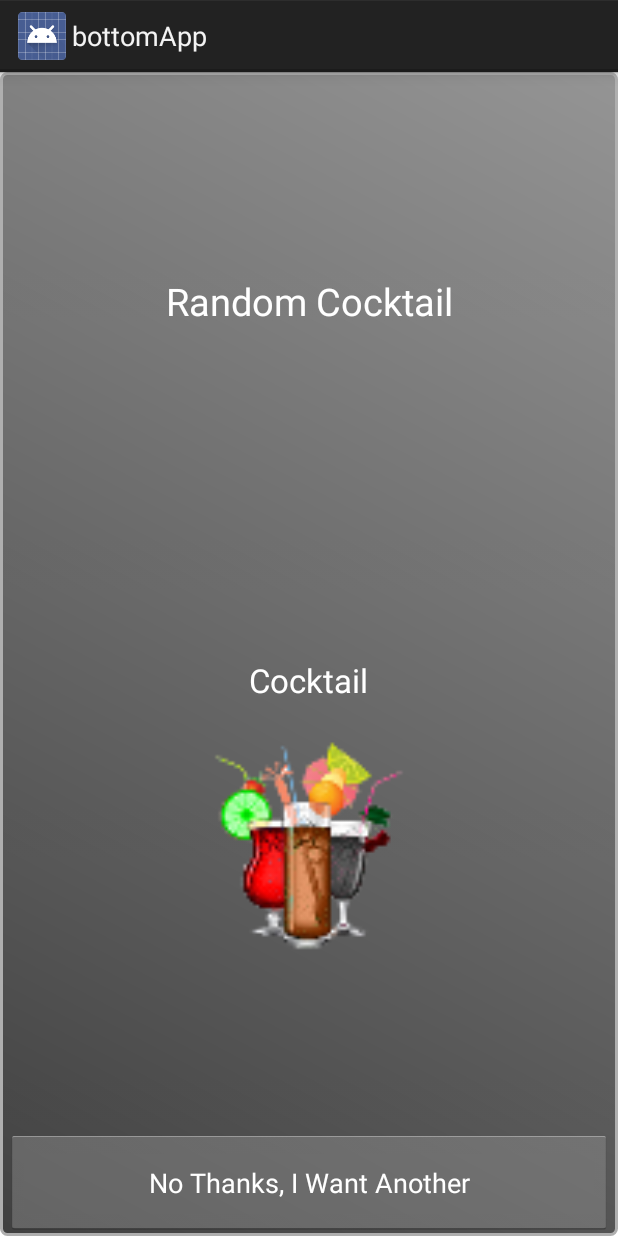
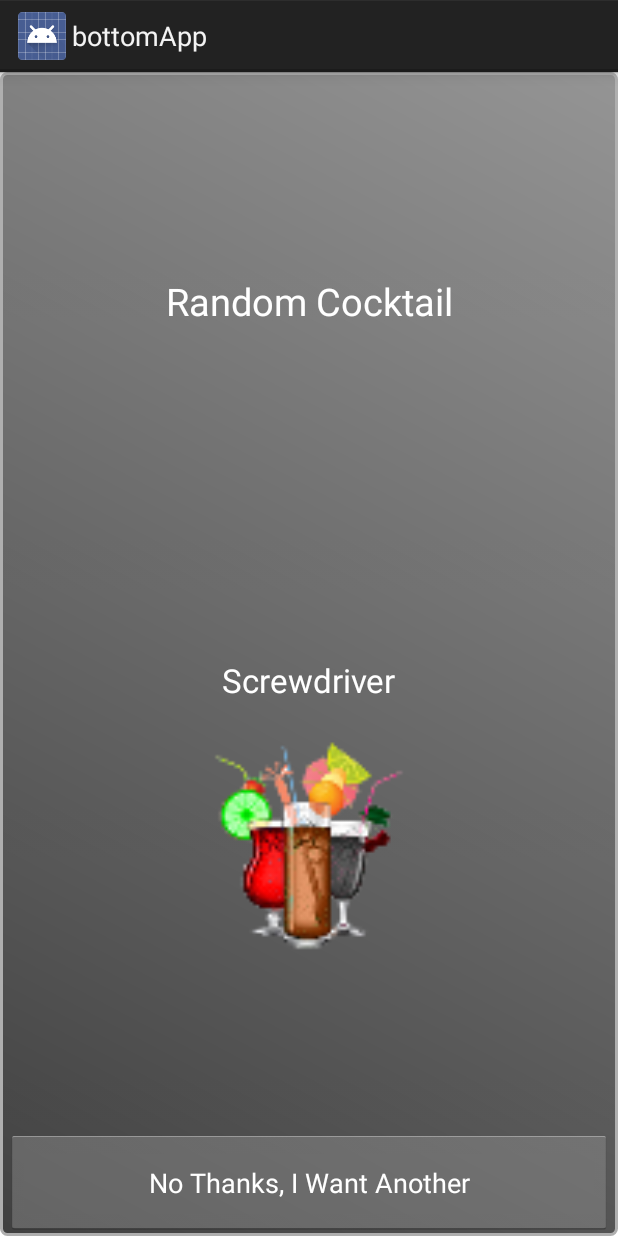
Before and after one commit to sawise/Pub, an Android app: the fragment RandomDrink shown on its own in the app's theme, on a phone screen of 412 x 824 dp. Run offline under Robolectric (Android 15) with nearby library versions, the phone set to English and light mode, and no system bars.

```diff
--- a/MyApplicationProject/bottomApp/src/main/java/com/group2/bottomapp/RandomDrink.java
+++ b/MyApplicationProject/bottomApp/src/main/java/com/group2/bottomapp/RandomDrink.java
@@ -28,7 +28,8 @@ public class RandomDrink extends Fragment implements View.OnClickListener {
         Drawable image = getResources().getDrawable(R.drawable.ic_launcher);
         ivDrinkImage.setImageDrawable(image);
 
-        tvDrinkName.setText(cocktail.getName());
+        String name = cocktail.getName();
+        tvDrinkName.setText(name);
 
         return rootView;
     }
--- a/MyApplicationProject/bottomApp/src/main/res/layout/random.xml
+++ b/MyApplicationProject/bottomApp/src/main/res/layout/random.xml
@@ -26,7 +26,7 @@
             android:layout_height="wrap_content"
             android:textAppearance="?android:attr/textAppearanceLarge"
             android:text="Cocktail"
-            android:id="@+id/tvCocktailName"
+            android:id="@+id/tvDrinkName"
             android:textColor="#FFFFFF" />
 
         <ImageView
```
